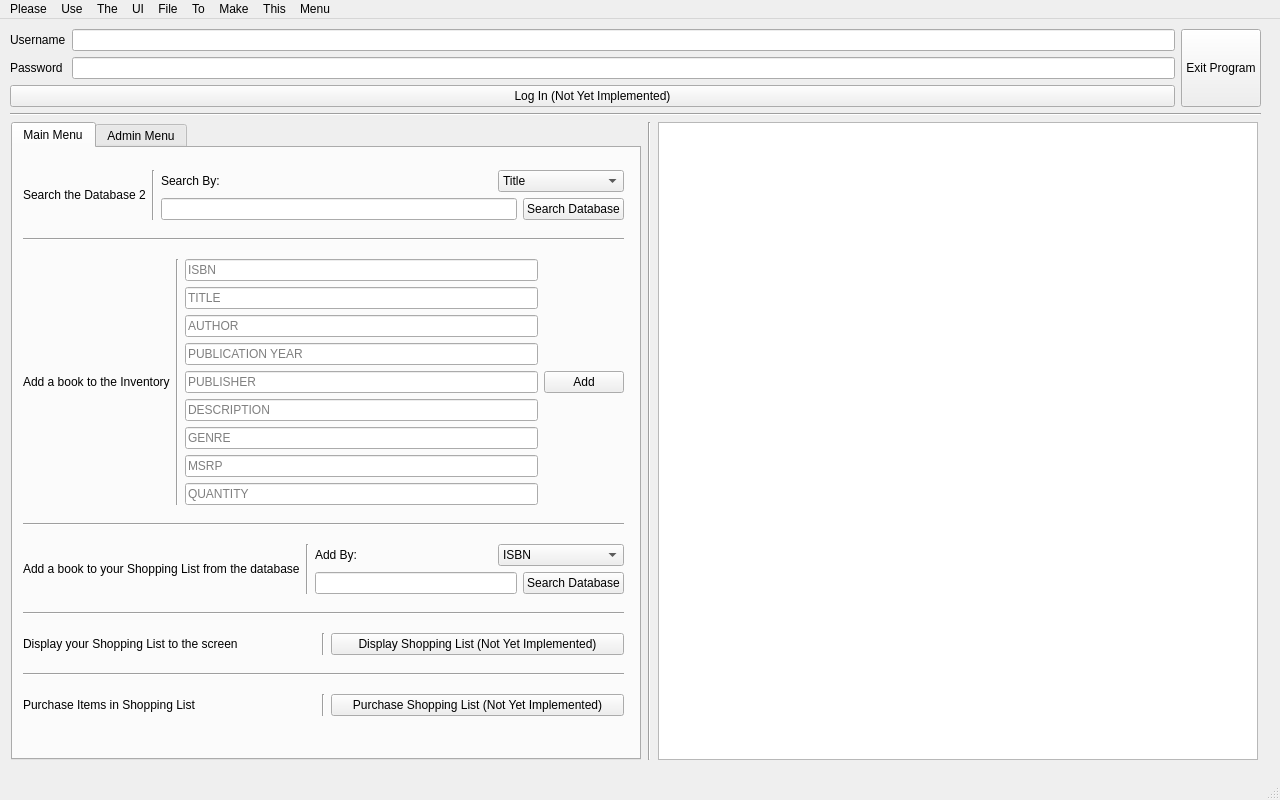
Old version of the form BSI/mainwindow.ui in the repository Awsomeman328/CPP2Group4Assignment2BookstoreInventory.
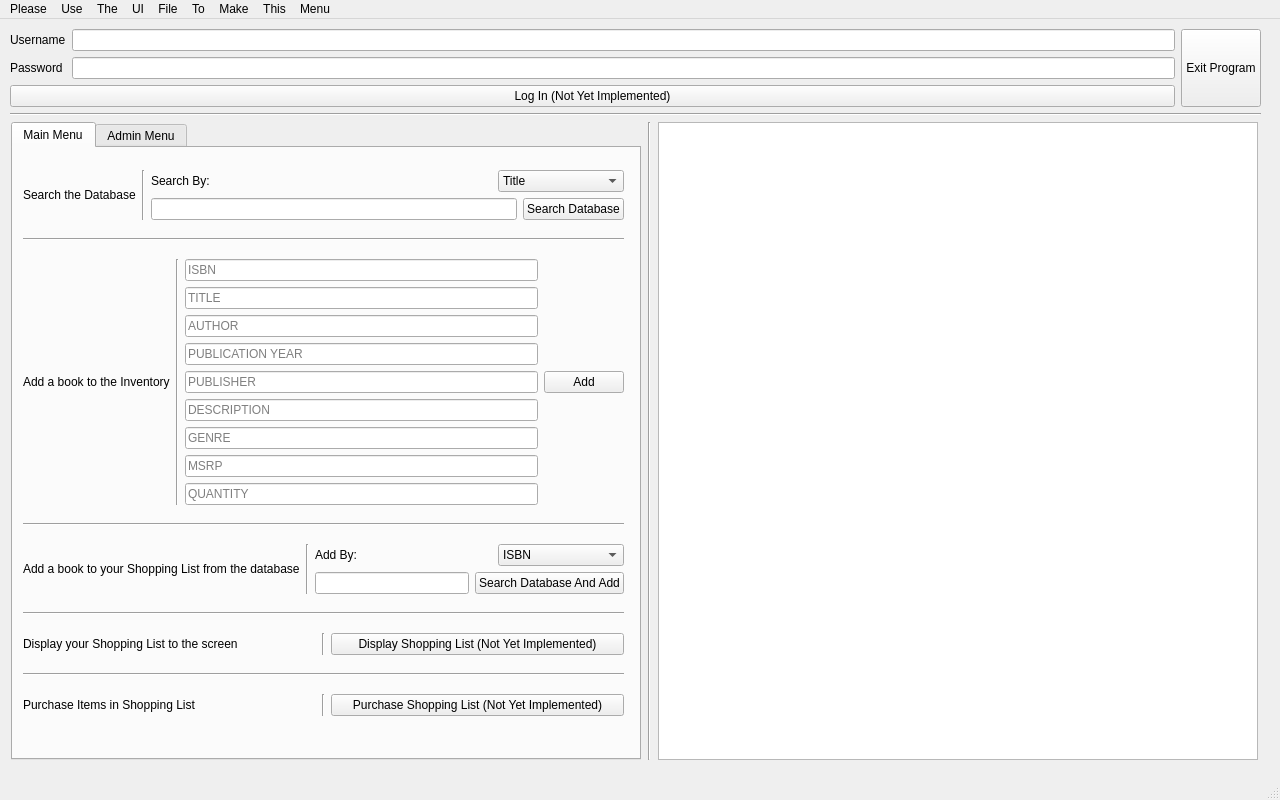
New version of the form.

Commit message: Giving UI Elements Proper Names

```diff
--- a/BSI/mainwindow.ui
+++ b/BSI/mainwindow.ui
@@ -169,7 +169,7 @@
               <item>
                <widget class="QLabel" name="labelSearchDatabase">
                 <property name="text">
-                 <string>Search the Database 2</string>
+                 <string>Search the Database</string>
                 </property>
                </widget>
               </item>
@@ -501,7 +501,7 @@
                   <item>
                    <widget class="QPushButton" name="btnSearchDB_2">
                     <property name="text">
-                     <string>Search Database</string>
+                     <string>Search Database And Add</string>
                     </property>
                    </widget>
                   </item>
```
Left out of the diff: 54 changed lines with no effect on the pictures. The commit also changes 1 other file.
